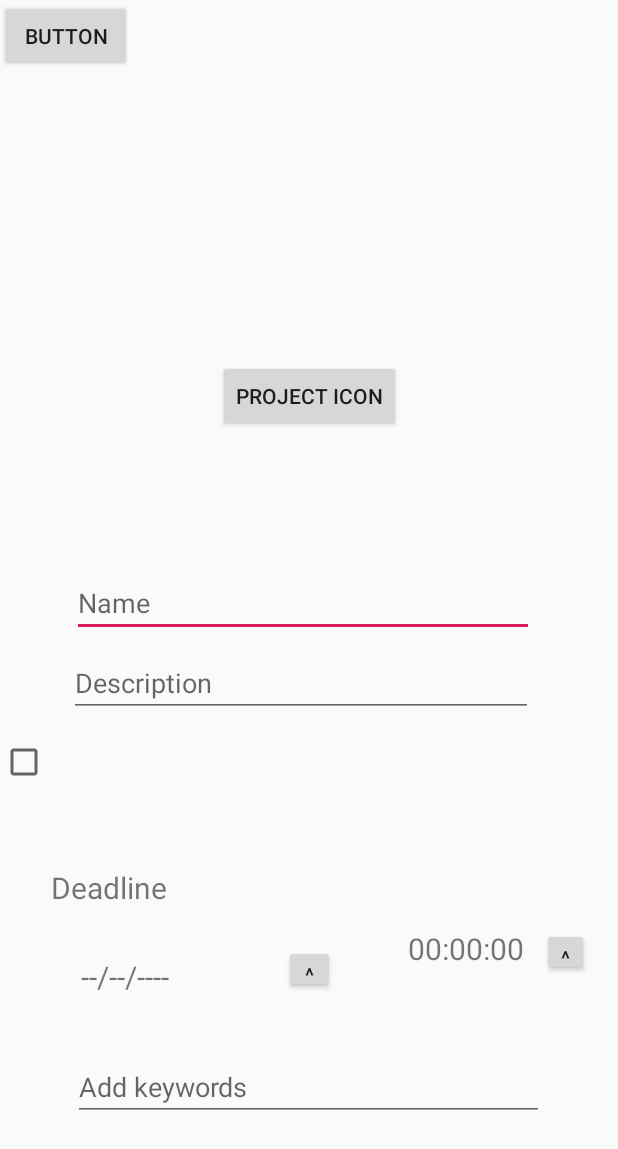
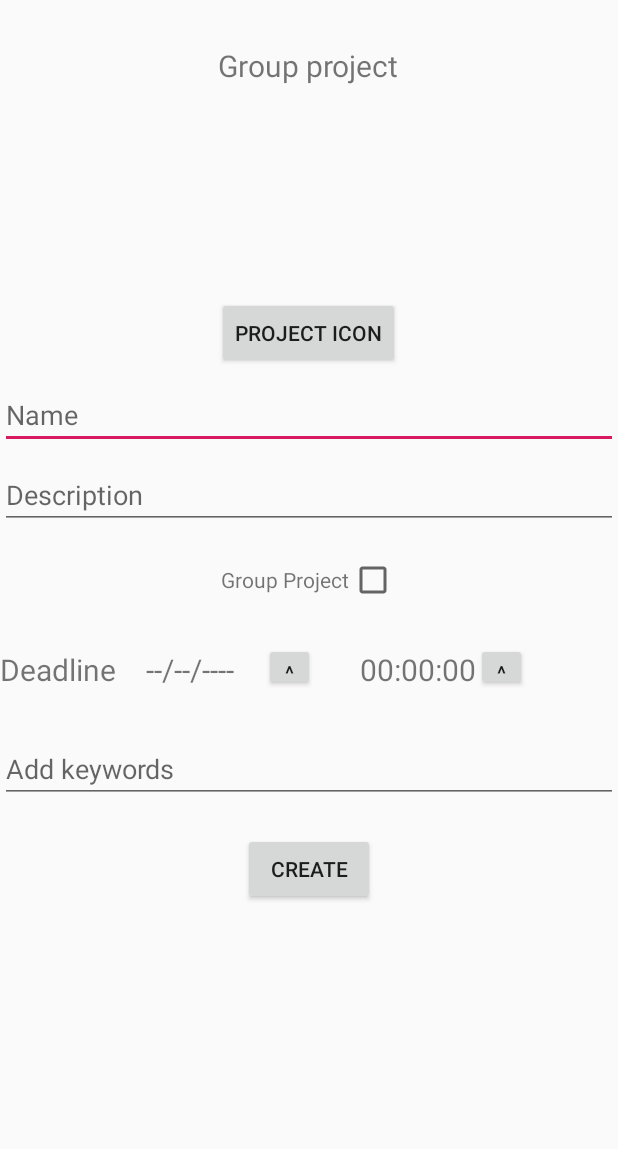
Before and after one commit to oleggr/mcc-fall-2019-g05, an Android app: the CreateAProjectActivity screen opened directly, with no data from a screen before it, on a phone screen of 412 x 824 dp. Shown: the top 1149 px of the screen. Run offline under Robolectric (Android 15) with nearby library versions, the phone set to English and light mode, and no system bars; pictures from the network do not load.

Commit message:
views fixes v2

```diff
--- a/frontend/app/src/main/res/layout/activity_create_a_project.xml
+++ b/frontend/app/src/main/res/layout/activity_create_a_project.xml
@@ -7,69 +7,114 @@
     tools:context=".CreateAProjectActivity">
 
 
-    <Button
-        android:id="@+id/upload"
+    <LinearLayout
+        android:layout_width="match_parent"
+        android:layout_height="match_parent"
+        android:orientation="vertical">
+
+        <TextView
+            android:id="@+id/group_project"
             android:layout_width="wrap_content"
-        android:layout_height="wrap_content"
-        android:onClick="selectImage"
-        android:text="Project icon"
-        app:layout_constraintBottom_toBottomOf="parent"
-        app:layout_constraintEnd_toEndOf="parent"
-        app:layout_constraintHorizontal_bias="0.502"
-        app:layout_constraintStart_toStartOf="parent"
-        app:layout_constraintTop_toTopOf="parent"
-        app:layout_constraintVertical_bias="0.309"
-        tools:ignore="OnClick" />
+            android:layout_height="26dp"
+            android:layout_gravity="center"
+            android:layout_marginTop="30dp"
+            android:text="Group project"
+            android:textSize="20sp"
+            tools:ignore="MissingConstraints" />
 
         <ImageView
             android:id="@+id/imageView"
             android:layout_width="251dp"
             android:layout_height="132dp"
             android:layout_centerHorizontal="true"
-        app:layout_constraintBottom_toTopOf="@+id/upload"
-        app:layout_constraintEnd_toEndOf="parent"
-        app:layout_constraintStart_toStartOf="parent"
-        app:layout_constraintTop_toTopOf="parent"
-        app:layout_constraintVertical_bias="0.493"
+            android:layout_gravity="center"
             tools:ignore="MissingConstraints" />
+
+        <Button
+            android:id="@+id/upload"
+            android:layout_width="wrap_content"
+            android:layout_height="wrap_content"
+            android:layout_gravity="center"
+            android:layout_marginTop="10dp"
+            android:layout_marginBottom="10dp"
+            android:onClick="selectImage"
+            android:text="Project icon"
+            tools:ignore="OnClick" />
+
+        <EditText
+            android:id="@+id/project_name"
+            android:layout_width="match_parent"
+            android:layout_height="43dp"
+            android:layout_marginBottom="12dp"
+            android:hint="@string/project_name"
+            tools:ignore="MissingConstraints" />
+
+        <EditText
+            android:id="@+id/project_description"
+            android:layout_width="match_parent"
+            android:layout_height="41dp"
+            android:layout_marginBottom="8dp"
+            android:hint="@string/project_description"
+            tools:ignore="MissingConstraints" />
+
+        <LinearLayout
+            android:layout_width="match_parent"
+            android:layout_height="wrap_content"
+            android:layout_marginTop="10dp"
+            android:layout_marginBottom="10dp"
+            android:gravity="center"
+            android:orientation="horizontal">
+
+            <TextView
+                android:id="@+id/textView2"
+                android:layout_width="wrap_content"
+                android:layout_height="wrap_content"
+                android:text="Group Project" />
 
             <CheckBox
                 android:id="@+id/checkBoxProject"
                 android:layout_width="wrap_content"
                 android:layout_height="wrap_content"
-        app:layout_constraintBottom_toTopOf="@+id/timeTv"
-        app:layout_constraintTop_toBottomOf="@+id/project_description"
-        app:layout_constraintVertical_bias="0.13"
-        tools:ignore="MissingConstraints"
-        tools:layout_editor_absoluteX="224dp" />
+                tools:ignore="MissingConstraints" />
+
+        </LinearLayout>
+
+        <LinearLayout
+            android:layout_width="match_parent"
+            android:layout_height="wrap_content"
+            android:orientation="horizontal">
 
             <TextView
-        android:id="@+id/group_project"
-        android:layout_width="186dp"
-        android:layout_height="26dp"
-        android:text="Group project"
+                android:id="@+id/deadline_text_view"
+                android:layout_width="wrap_content"
+                android:layout_height="39dp"
+                android:text="Deadline"
                 android:textSize="20sp"
-        app:layout_constraintBottom_toTopOf="@+id/text_view_date_1"
-        app:layout_constraintEnd_toStartOf="@+id/checkBoxProject"
-        app:layout_constraintHorizontal_bias="0.763"
-        app:layout_constraintStart_toStartOf="parent"
-        app:layout_constraintTop_toTopOf="parent"
-        app:layout_constraintVertical_bias="0.85"
                 tools:ignore="MissingConstraints" />
 
             <TextView
                 android:id="@+id/text_view_date_1"
-        android:layout_width="155dp"
-        android:layout_height="67dp"
+                android:layout_width="wrap_content"
+                android:layout_height="wrap_content"
                 android:padding="20dp"
                 android:text="dd-mm-yyyy"
                 android:textSize="20dp"
-        app:layout_constraintBottom_toBottomOf="parent"
-        app:layout_constraintEnd_toStartOf="@+id/button_date_1"
-        app:layout_constraintHorizontal_bias="1.0"
-        app:layout_constraintStart_toStartOf="parent"
-        app:layout_constraintTop_toTopOf="parent"
-        app:layout_constraintVertical_bias="0.816"
+                tools:ignore="MissingConstraints" />
+
+            <Button
+                android:id="@+id/pickTimeBtn"
+                android:layout_width="34dp"
+                android:layout_height="32dp"
+                android:text="^"
+                tools:ignore="MissingConstraints" />
+
+            <TextView
+                android:id="@+id/timeTv"
+                android:layout_width="wrap_content"
+                android:layout_height="wrap_content"
+                android:layout_marginLeft="30dp"
+                android:text="00:00:00"
+                android:textSize="20sp"
                 tools:ignore="MissingConstraints" />
 
             <Button
@@ -77,101 +122,28 @@
                 android:layout_width="34dp"
                 android:layout_height="32dp"
                 android:text="^"
-        app:layout_constraintBottom_toTopOf="@+id/add_keywords"
-        app:layout_constraintEnd_toEndOf="parent"
-        app:layout_constraintStart_toStartOf="parent"
-        app:layout_constraintTop_toTopOf="@+id/deadline_text_view"
-        app:layout_constraintVertical_bias="0.567"
                 tools:ignore="MissingConstraints" />
 
-    <Button
-        android:id="@+id/pickTimeBtn"
-        android:layout_width="31dp"
-        android:layout_height="32dp"
-        android:text="^"
-        app:layout_constraintBottom_toTopOf="@+id/add_keywords"
-        app:layout_constraintEnd_toEndOf="parent"
-        app:layout_constraintHorizontal_bias="0.878"
-        app:layout_constraintStart_toEndOf="@+id/button_date_1"
-        app:layout_constraintTop_toBottomOf="@+id/project_description"
-        app:layout_constraintVertical_bias="0.732"
-        tools:ignore="MissingConstraints" />
-
-    <TextView
-        android:id="@+id/timeTv"
-        android:layout_width="89dp"
-        android:layout_height="32dp"
-        android:text="00:00:00"
-        android:textSize="20sp"
-        app:layout_constraintBottom_toTopOf="@+id/add_keywords"
-        app:layout_constraintEnd_toStartOf="@+id/pickTimeBtn"
-        app:layout_constraintTop_toBottomOf="@+id/project_description"
-        app:layout_constraintVertical_bias="0.732"
-        tools:ignore="MissingConstraints" />
-
-    <EditText
-        android:id="@+id/project_name"
-        android:layout_width="308dp"
-        android:layout_height="43dp"
-        android:layout_marginBottom="12dp"
-        android:hint="@string/project_name"
-        app:layout_constraintBottom_toTopOf="@+id/project_description"
-        app:layout_constraintEnd_toEndOf="parent"
-        app:layout_constraintHorizontal_bias="0.461"
-        app:layout_constraintStart_toStartOf="parent"
-        app:layout_constraintTop_toBottomOf="@+id/upload"
-        app:layout_constraintVertical_bias="1.0"
-        tools:ignore="MissingConstraints" />
-
-    <TextView
-        android:id="@+id/deadline_text_view"
-        android:layout_width="92dp"
-        android:layout_height="39dp"
-        android:text="Deadline"
-        android:textSize="20sp"
-        app:layout_constraintBottom_toTopOf="@+id/text_view_date_1"
-        app:layout_constraintEnd_toEndOf="parent"
-        app:layout_constraintHorizontal_bias="0.106"
-        app:layout_constraintStart_toStartOf="parent"
-        app:layout_constraintTop_toTopOf="parent"
-        app:layout_constraintVertical_bias="1.0"
-        tools:ignore="MissingConstraints" />
-
-    <EditText
-        android:id="@+id/project_description"
-        android:layout_width="309dp"
-        android:layout_height="41dp"
-        android:layout_marginBottom="8dp"
-        android:hint="@string/project_description"
-        app:layout_constraintBottom_toTopOf="@+id/deadline_text_view"
-        app:layout_constraintEnd_toEndOf="parent"
-        app:layout_constraintHorizontal_bias="0.45"
-        app:layout_constraintStart_toStartOf="parent"
-        app:layout_constraintTop_toBottomOf="@+id/upload"
-        app:layout_constraintVertical_bias="0.617"
-        tools:ignore="MissingConstraints" />
+        </LinearLayout>
 
         <EditText
             android:id="@+id/add_keywords"
-        android:layout_width="314dp"
+            android:layout_width="match_parent"
             android:layout_height="45dp"
+            android:layout_marginTop="10dp"
             android:hint="@string/add_keywords"
-        app:layout_constraintBottom_toBottomOf="parent"
-        app:layout_constraintEnd_toEndOf="parent"
-        app:layout_constraintHorizontal_bias="0.494"
-        app:layout_constraintStart_toStartOf="parent"
-        app:layout_constraintTop_toBottomOf="@+id/text_view_date_1"
-        app:layout_constraintVertical_bias="0.181"
             tools:ignore="MissingConstraints" />
 
         <Button
             android:id="@+id/button3"
             android:layout_width="wrap_content"
             android:layout_height="wrap_content"
+            android:layout_gravity="center"
+            android:layout_marginTop="20dp"
             android:onClick="createProject"
-        android:text="Button"
-        tools:layout_editor_absoluteX="146dp"
-        tools:layout_editor_absoluteY="677dp" />
+            android:text="Create" />
+
+    </LinearLayout>
 
 
 </androidx.constraintlayout.widget.ConstraintLayout>
```
Lines whose indentation alone changed are shown as unchanged.
